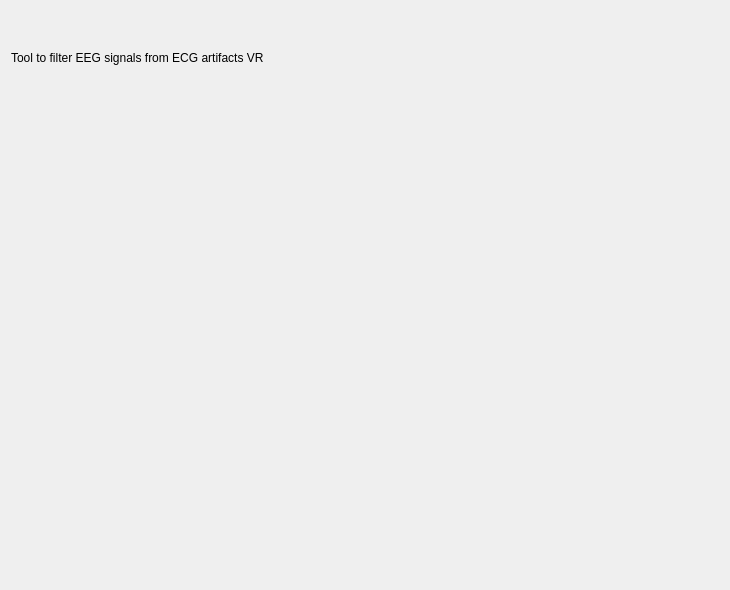
The window that tools/ToolsPackageVR/EcgArtifactsCorrectionOnEeg/IntroStep/Ui_IntroStep.ui (vrivest/snooz-package-VR) describes before a commit, drawn with Qt 5.
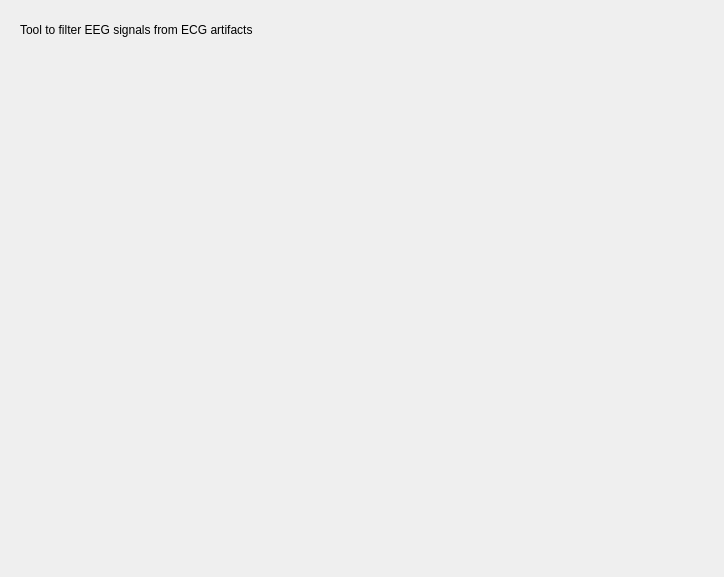
The same window after the commit.

Commit message: modif ui intro step

What changed in the file:
```diff
--- a/tools/ToolsPackageVR/EcgArtifactsCorrectionOnEeg/IntroStep/Ui_IntroStep.ui
+++ b/tools/ToolsPackageVR/EcgArtifactsCorrectionOnEeg/IntroStep/Ui_IntroStep.ui
@@ -6,8 +6,8 @@
    <rect>
     <x>0</x>
     <y>0</y>
-    <width>730</width>
-    <height>590</height>
+    <width>724</width>
+    <height>577</height>
    </rect>
   </property>
   <property name="windowTitle">
@@ -16,57 +16,19 @@
   <property name="styleSheet">
    <string notr="true">font: 12pt &quot;Roboto&quot;;</string>
   </property>
-  <layout class="QVBoxLayout" name="verticalLayout">
-   <property name="spacing">
-    <number>25</number>
+  <widget class="QLabel" name="label">
+   <property name="geometry">
+    <rect>
+     <x>20</x>
+     <y>20</y>
+     <width>321</width>
+     <height>20</height>
+    </rect>
    </property>
-   <item>
-    <spacer name="horizontalSpacer">
-     <property name="orientation">
-      <enum>Qt::Orientation::Horizontal</enum>
-     </property>
-     <property name="sizeHint" stdset="0">
-      <size>
-       <width>40</width>
-       <height>20</height>
-      </size>
-     </property>
-    </spacer>
-   </item>
-   <item>
-    <spacer name="horizontalSpacer_2">
-     <property name="orientation">
-      <enum>Qt::Orientation::Horizontal</enum>
-     </property>
-     <property name="sizeHint" stdset="0">
-      <size>
-       <width>40</width>
-       <height>20</height>
-      </size>
-     </property>
-    </spacer>
-   </item>
-   <item>
-    <widget class="QLabel" name="label">
-     <property name="text">
-      <string>Tool to filter EEG signals from ECG artifacts VR</string>
-     </property>
-    </widget>
-   </item>
-   <item>
-    <spacer name="verticalSpacer">
-     <property name="orientation">
-      <enum>Qt::Orientation::Vertical</enum>
-     </property>
-     <property name="sizeHint" stdset="0">
-      <size>
-       <width>20</width>
-       <height>40</height>
-      </size>
-     </property>
-    </spacer>
-   </item>
-  </layout>
+   <property name="text">
+    <string>Tool to filter EEG signals from ECG artifacts</string>
+   </property>
+  </widget>
  </widget>
  <resources>
   <include location="../../../../../snooz-toolbox/src/main/python/ui/themes/themes.qrc"/>
```
The commit also changes 1 other file.
